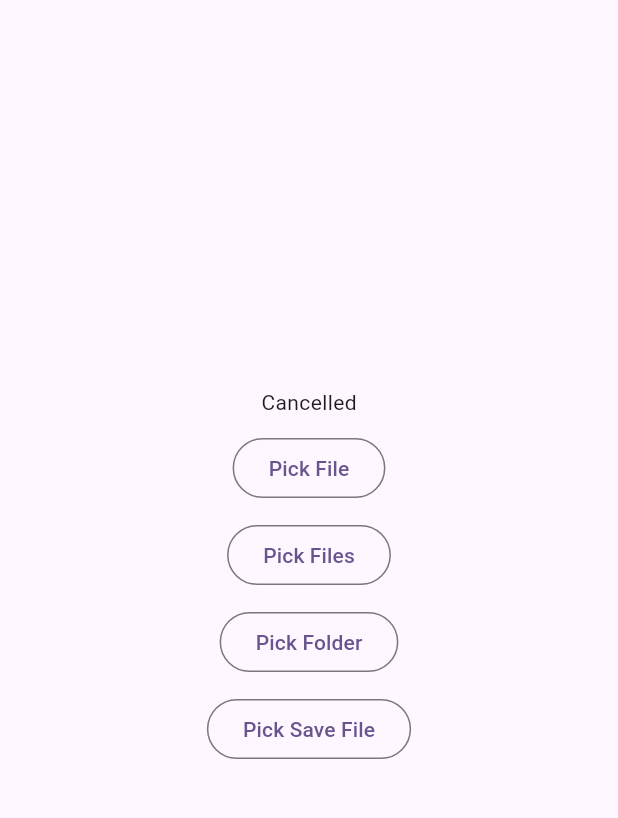
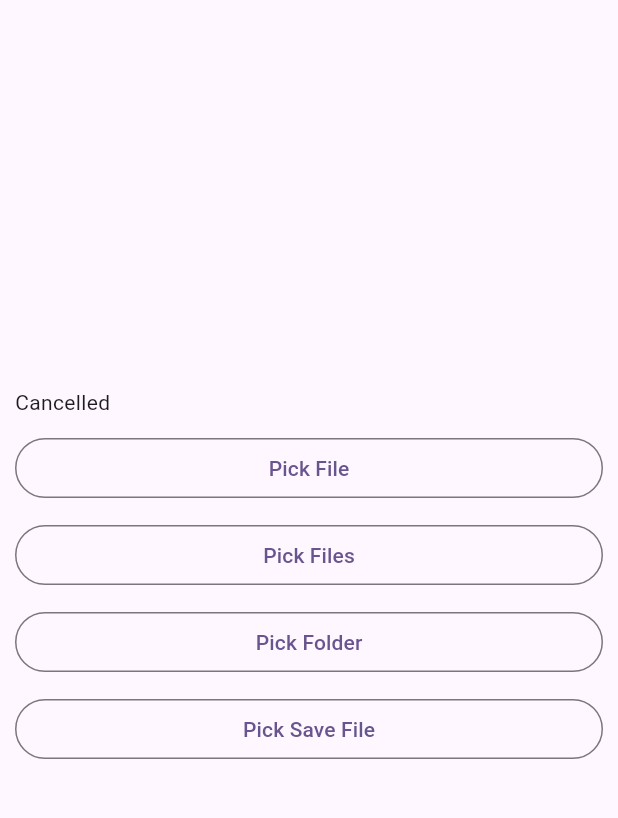
Before and after one commit to bkalp2023/fast_file_picker, a Flutter app: the screen it shows after launch, after a tap on "Pick File", after a tap on "Pick Files", on a phone screen of 412 x 824 dp, the part 84-902 px from its top. Run offline on Flutter 3.47's test engine with Material 3 defaults, Android fonts, the phone set to English and light mode, and no system bars; missing offline and left inert: file_selector, ios_document_picker, macos_file_picker, saf_util.

```diff
--- a/example/lib/main.dart
+++ b/example/lib/main.dart
@@ -76,10 +76,12 @@ class _MyHomePageState extends State<MyHomePage> {
         // the App.build method, and use it to set our appbar title.
         title: Text(widget.title),
       ),
-      body: Center(
+      body: Padding(
+        padding: const EdgeInsets.all(10),
         // Center is a layout widget. It takes a single child and positions it
         // in the middle of the parent.
         child: Column(
+          crossAxisAlignment: CrossAxisAlignment.stretch,
           // Column is also a layout widget. It takes a list of children and
           // arranges them vertically. By default, it sizes itself to fit its
           // children horizontally, and tries to be as tall as its parent.
@@ -102,7 +104,11 @@ class _MyHomePageState extends State<MyHomePage> {
                   try {
                     final res = await FcFilePickerUtil.pickFile();
                     setState(() {
-                      _output = res?.path ?? 'Cancelled';
+                      if (res == null) {
+                        _output = 'Cancelled';
+                      } else {
+                        _output = res.toString();
+                      }
                     });
                   } catch (err) {
                     setState(() {
@@ -117,8 +123,8 @@ class _MyHomePageState extends State<MyHomePage> {
                   try {
                     final res = await FcFilePickerUtil.pickMultipleFiles();
                     setState(() {
-                      _output =
-                          res?.map((e) => e.path).join('\n') ?? 'Cancelled';
+                      _output = res?.map((e) => e.toString()).join('\n') ??
+                          'Cancelled';
                     });
                   } catch (err) {
                     setState(() {
--- a/lib/fc_file_picker_util.dart
+++ b/lib/fc_file_picker_util.dart
@@ -1,3 +1 @@
-library fc_file_picker_util;
-
 export 'src/fc_file_picker_util.dart';
--- a/lib/src/fc_file_picker_util.dart
+++ b/lib/src/fc_file_picker_util.dart
@@ -1,6 +1,4 @@
 import 'dart:io';
-
-import 'package:file_picker/file_picker.dart';
 import 'package:file_selector/file_selector.dart';
 import 'package:ios_document_picker/ios_document_picker.dart';
 import 'package:ios_document_picker/ios_document_picker_platform_interface.dart';
@@ -8,23 +6,31 @@ import 'package:macos_file_picker/macos_file_picker.dart';
 import 'package:macos_file_picker/macos_file_picker_platform_interface.dart';
 import 'package:saf_util/saf_util.dart';
 
-/// Represents a picker result that could be either a file path or a URI.
-class FcFilePickerXResult {
+/// Represents a picker path that could be either a file path or a URI.
+class FcFilePickerPath {
   final String? path;
   final String? uri;
 
-  FcFilePickerXResult._(this.path, this.uri);
+  FcFilePickerPath._(this.path, this.uri);
 
-  static FcFilePickerXResult? create({String? path, String? uri}) {
+  static FcFilePickerPath? create({String? path, String? uri}) {
     if (path != null || uri != null) {
-      return FcFilePickerXResult._(path, uri);
+      return FcFilePickerPath._(path, uri);
     }
     return null;
   }
 
+  static FcFilePickerPath fromUri(String uri) {
+    return FcFilePickerPath._(null, uri);
+  }
+
+  static FcFilePickerPath fromPath(String path) {
+    return FcFilePickerPath._(path, null);
+  }
+
   @override
   String toString() {
-    return path ?? uri ?? '<null>';
+    return 'FcFilePickerPath{path: $path, uri: $uri}';
   }
 }
 
@@ -35,18 +41,15 @@ class FcFilePickerUtil {
   /// Picks a file and return a
   /// [XFile](https://pub.dev/documentation/cross_file/latest/cross_file/XFile-class.html).
   /// If the user cancels the picker, it returns `null`.
-  static Future<XFile?> pickFile() async {
+  static Future<FcFilePickerPath?> pickFile() async {
     final res = await pickFilesCore();
-    if (res == null) {
-      return null;
-    }
-    return res.first;
+    return res?.first;
   }
 
   /// Picks multiple files and return a list of
   /// [XFile](https://pub.dev/documentation/cross_file/latest/cross_file/XFile-class.html).
   /// If the user cancels the picker, it returns `null`.
-  static Future<List<XFile>?> pickMultipleFiles() async {
+  static Future<List<FcFilePickerPath>?> pickMultipleFiles() async {
     return pickFilesCore(allowsMultiple: true);
   }
 
@@ -54,10 +57,10 @@ class FcFilePickerUtil {
   /// If the user cancels the picker, it returns `null`.
   ///
   /// [writePermission] is only applicable on Android.
-  static Future<FcFilePickerXResult?> pickFolder(
+  static Future<FcFilePickerPath?> pickFolder(
       {required bool writePermission}) async {
     if (Platform.isAndroid) {
-      return FcFilePickerXResult.create(
+      return FcFilePickerPath.create(
           uri: await _safUtil.openDirectory(writePermission: writePermission));
     }
     if (Platform.isIOS) {
@@ -67,7 +70,7 @@ class FcFilePickerUtil {
         return null;
       }
       final first = res.first;
-      return FcFilePickerXResult.create(
+      return FcFilePickerPath.create(
         path: first.path,
         uri: first.url,
       );
@@ -78,11 +81,10 @@ class FcFilePickerUtil {
       if (res == null) {
         return null;
       }
-      return FcFilePickerXResult.create(
-          path: res.first.path, uri: res.first.url);
+      return FcFilePickerPath.create(path: res.first.path, uri: res.first.url);
     }
     final folderPath = await getDirectoryPath();
-    return FcFilePickerXResult.create(path: folderPath);
+    return FcFilePickerPath.create(path: folderPath);
   }
 
   /// Picks a save file location and return a [String] path.
@@ -103,42 +105,39 @@ class FcFilePickerUtil {
   }
 
   /// Called by [pickFile] and [pickMultipleFiles].
-  static Future<List<XFile>?> pickFilesCore({bool? allowsMultiple}) async {
+  static Future<List<FcFilePickerPath>?> pickFilesCore(
+      {bool? allowsMultiple}) async {
     // Use fast native macOS picker.
     if (Platform.isMacOS) {
       final macosPicker = MacosFilePicker();
-      final res = await macosPicker.pick(MacosFilePickerMode.file,
+      final files = await macosPicker.pick(MacosFilePickerMode.file,
           allowsMultiple: allowsMultiple ?? false);
-      if (res == null) {
+      if (files == null) {
         return null;
       }
-      return res.map((e) => XFile(e.path)).toList();
+      final res = files
+          .map((e) => FcFilePickerPath.create(path: e.path, uri: e.url))
+          .nonNulls
+          .toList();
+      return res.isEmpty ? null : res;
     }
-    // file_selector Android implementation is slow,
-    // which loads all bytes of the file into memory.
     if (Platform.isAndroid) {
-      final res = await FilePicker.platform
-          .pickFiles(allowMultiple: allowsMultiple ?? false);
-      if (res == null) {
+      final files = await _safUtil.openFiles(multiple: allowsMultiple ?? false);
+      if (files == null || files.isEmpty) {
         return null;
       }
-      final androidFiles = res.files
-          .map((e) => e.path)
-          .whereType<String>()
-          .map((e) => XFile(e))
-          .toList();
-      if (androidFiles.isEmpty) {
-        return null;
-      }
-      return androidFiles;
+      final res = files.map((f) => FcFilePickerPath.fromUri(f)).toList();
+      return res.isEmpty ? null : res;
     }
 
     if (allowsMultiple == true) {
       final files = await openFiles();
-      return files.isEmpty ? null : files;
+      return files.isEmpty
+          ? null
+          : files.map((e) => FcFilePickerPath.fromPath(e.path)).toList();
     }
 
     final file = await openFile();
-    return file == null ? null : [file];
+    return file == null ? null : [FcFilePickerPath.fromPath(file.path)];
   }
 }
--- a/pubspec.yaml
+++ b/pubspec.yaml
@@ -4,7 +4,7 @@ version: 0.6.2
 homepage: https://github.com/flutter-cavalry/fc_file_picker_util
 
 environment:
-  sdk: ">=2.18.6 <4.0.0"
+  sdk: ">=3.0.0 <4.0.0"
   flutter: ">=3.7.0"
 
 platforms:
@@ -14,13 +14,12 @@ platforms:
   windows:
 
 dependencies:
-  file_picker: ^8.0.3
   file_selector: ^1.0.1
   flutter:
     sdk: flutter
   ios_document_picker: ^0.0.1
   macos_file_picker: ^0.3.0
-  saf_util: ^0.4.0
+  saf_util: ^0.5.0
 
 dev_dependencies:
   flutter_test:
```
Also changed, not shown: example/pubspec.lock.
